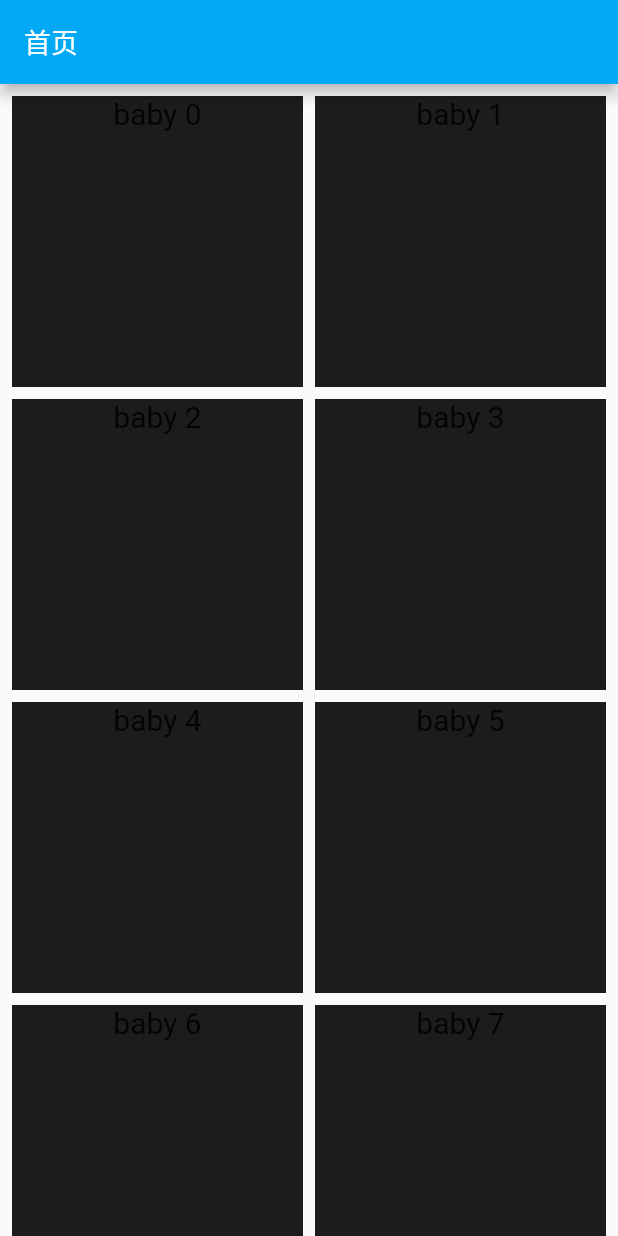
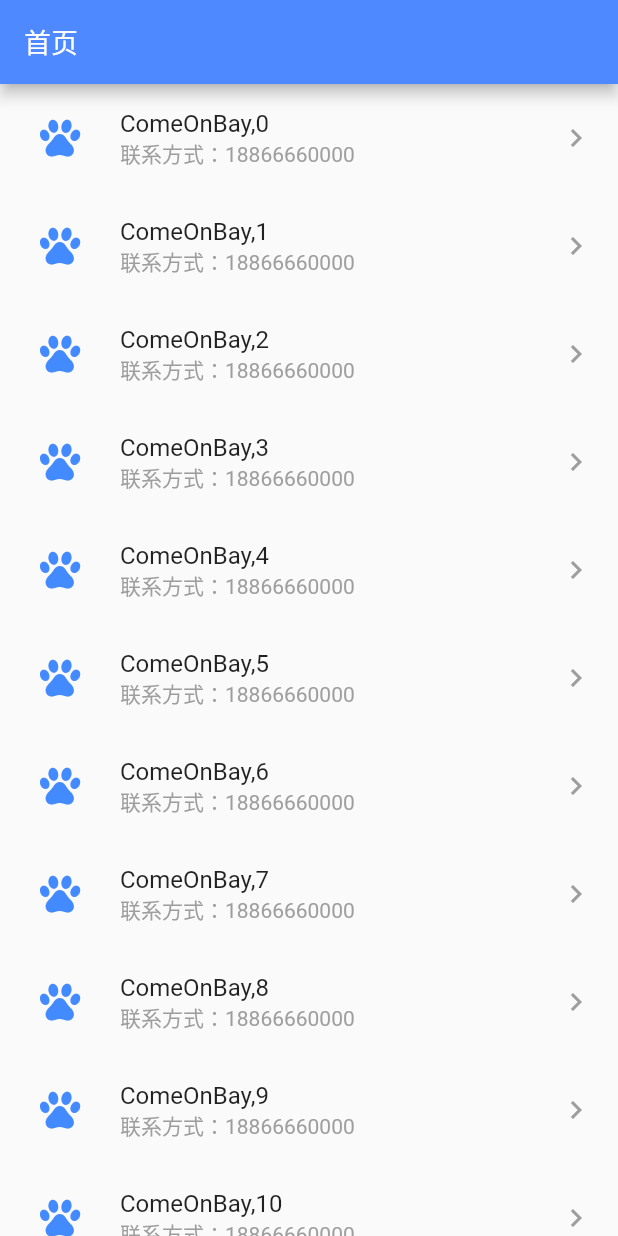
Before and after one commit to ChaoBoyan/flutterBN, a Flutter app: the screen it shows after launch, on a phone screen of 412 x 824 dp. Run offline on Flutter 3.47's test engine with Material 2 defaults, Android fonts, the phone set to English and light mode, and no system bars.

Commit message:
sliverAppBar; 滚动的两种监听方式：controller 和 NotificationListener（widgets）

```diff
--- a/flutterBN/lib/main.dart
+++ b/flutterBN/lib/main.dart
@@ -6,6 +6,8 @@ import 'package:flutter/rendering.dart';
 import 'package:flutterBN/GridView.dart';
 import 'package:flutterBN/RichText.dart';
 import 'package:flutterBN/ListBuild.dart';
+
+import 'CustomScrollViewWidgets.dart';
 
 void main() {
   runApp(MyApp());
@@ -19,8 +21,14 @@ class MyApp extends StatelessWidget {
     return MaterialApp(
       debugShowCheckedModeBanner: false,
       title: 'Flutter Demo',
+
       theme: ThemeData(
-        primarySwatch: Colors.lightBlue,
+//        rgba(79,137,255,1)
+//      主题色
+        primarySwatch: Colors.red,
+//        导航栏颜色
+        primaryColor: Color.fromARGB(255, 79, 137, 255),
+        primaryColorBrightness: Brightness.dark,
         visualDensity: VisualDensity.adaptivePlatformDensity,
       ),
 //      home: MyHomePage(title: '首页'),
@@ -32,6 +40,42 @@ class MyApp extends StatelessWidget {
 class ControllerWidget extends StatelessWidget {
   @override
   Widget build(BuildContext context) {
+    return ScrollViewAddController();
+  }
+}
+
+//监听滚动 controller
+class ScrollViewAddController extends StatefulWidget {
+  @override
+  _ScrollViewWidgetState createState() => _ScrollViewWidgetState();
+}
+
+class _ScrollViewWidgetState extends State<ScrollViewAddController> {
+  ScrollController controller = ScrollController();
+  bool _isTop = false;
+
+  /** 两种方式监听
+   *一 controller 滚动监听：
+   * 1.设置默认偏移量offset
+   * 2.监听滚动的位置
+   *
+   * 二 NotificationListener   -- widgets
+   * 1.开始滚动 和 结束滚动
+   */
+  @override
+  void initState() {
+    // TODO: implement initState
+    super.initState();
+    controller.addListener(() {
+//      print("监听滚动....${controller.offset}");
+      setState(() {
+        _isTop = controller.offset >= 1000;
+      });
+    });
+  }
+
+  @override
+  Widget build(BuildContext context) {
     return Scaffold(
       appBar: AppBar(
         title: Text(
@@ -39,62 +83,60 @@ class ControllerWidget extends StatelessWidget {
           style: TextStyle(color: Colors.white, fontSize: 18),
         ),
       ),
-      body: CustomScrollViewWidget(),
+      body: NotificationListener(
+        onNotification: (ScrollNotification notification){
+          if (notification is ScrollStartNotification) {
+            print("开始滚动");
+          }else if (notification is ScrollUpdateNotification){
+//            notification.metrics.pixels 滚动的距离；
+//notification.metrics.maxScrollExtent 总滚动的距离
+            print("正在滚动....");
+          }else if (notification is ScrollEndNotification){
+            print("结束滚动....");
+          }
+          return true;
+        },
+        child: ListView.builder(
+            controller: controller,
+            itemCount: 30,
+            itemBuilder: (BuildContext bct, int index) {
+              return ListTile(
+                leading: IconButton(
+                  icon: Icon(
+                    CupertinoIcons.paw_solid,
+                    size: 30,
+                    color: Colors.blueAccent,
+                  ),
+                ),
+                trailing: Icon(
+                  Icons.keyboard_arrow_right,
+                  color: Colors.grey,
+                ),
+                title: Text(
+                  "ComeOnBay,$index",
+                  style: TextStyle(color: Colors.black87, fontSize: 16),
+                ),
+                subtitle: Text(
+                  "联系方式：18866660000",
+                  style: TextStyle(color: Colors.grey, fontSize: 14),
+                ),
+              );
+            }),
+      ),
+      floatingActionButton: _isTop
+          ? FloatingActionButton(
+              onPressed: () {
+                controller.animateTo(0, duration: Duration(seconds: 1), curve: Curves.easeInCirc);
+              },
+              child: Icon(Icons.vertical_align_top),
+            )
+          : null,
     );
   }
-}
-
-class CustomScrollViewWidget extends StatelessWidget {
   @override
-  Widget build(BuildContext context) {
-//    问题一
-//    如果没有tabbar ,那么对于刘海屏，就会遮挡一部分视图 ，加 SafeArea ,可以解决，但是滚动无法利用空白部分，有瑕疵
-//  这就得 使用 SliverSafeArea 包裹slivierView,这样就能在滚动的时候，利用到空白部分了
-//  此时滑动都最底部（iphone无指纹机型)，也会有空白，不会被遮挡
-
-//  问题二
-//  此时 要设置 上下左右 两边的间距 ，使用padding 来包裹CustomScrollView，也会出现顶部空白，跟问题一类似了，
-//  采用类似的思路，就是 对 slivierView下手，利用SliverPadding 来包裹slivierView，
-
-//    SliverSafeArea   和   SliverPadding ，实战常用，效果还很好，注意嵌套的位置
-
-    return CustomScrollView(
-      slivers: [
-        SliverSafeArea(
-//         上下左右，都可以单独设置，是否需要安全间距，默认是有安全距离的
-//        bottom 设置为false ,就可以 在视图下面 拼接 其他视图，间距通过 SliverPadding 就可以完美控制好
-          bottom: false,
-          sliver: SliverPadding(
-            padding: const EdgeInsets.fromLTRB(8, 8, 8, 8),
-            sliver: SliverGrid(
-                delegate: SliverChildBuilderDelegate((BuildContext bct, int index) {
-                  return Container(
-                    color: Color.fromARGB(255, Random().nextInt(256),
-                        Random().nextInt(256), Random().nextInt(256)),
-                    child: Text("baby $index",style: TextStyle(fontSize: 20),textAlign: TextAlign.center,),
-                  );
-                }, childCount: 20),
-                gridDelegate: SliverGridDelegateWithFixedCrossAxisCount(
-                  crossAxisCount: 2,
-                  crossAxisSpacing: 8,
-                  mainAxisSpacing: 8,
-                )),
-          ),
-        ),
-        SliverList(delegate: SliverChildBuilderDelegate(
-            (BuildContext bct,int index){
-              return Container(
-                height: 100,
-                color: Color.fromARGB(255, Random().nextInt(256),
-                    Random().nextInt(256), Random().nextInt(256)),
-                child: Text("baby $index",style: TextStyle(fontSize: 20),textAlign: TextAlign.center,),
-
-              );
-            },
-          childCount: 6,
-        ),
-        ),
-      ],
-    );
+  void dispose() {
+    // TODO: implement dispose
+    super.dispose();
+    controller.dispose();
   }
 }
```
Also changed, not shown: flutterBN/lib/CustomScrollViewAppBar.dart (added, +66 -0 lines), flutterBN/lib/CustomScrollViewWidgets.dart (added, +58 -0 lines).
